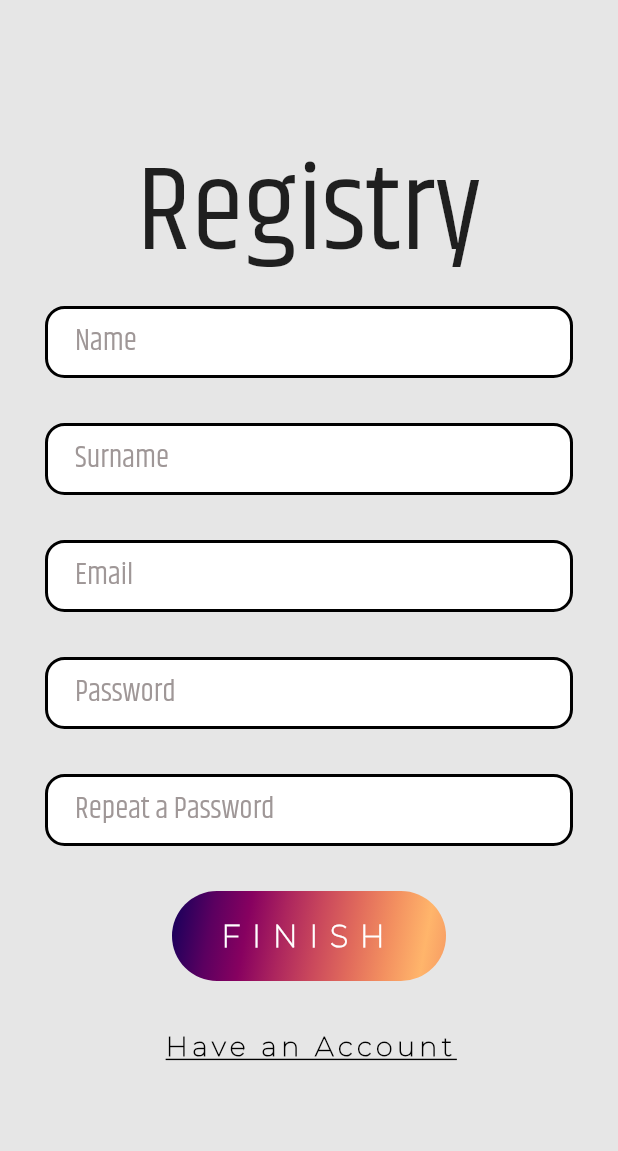
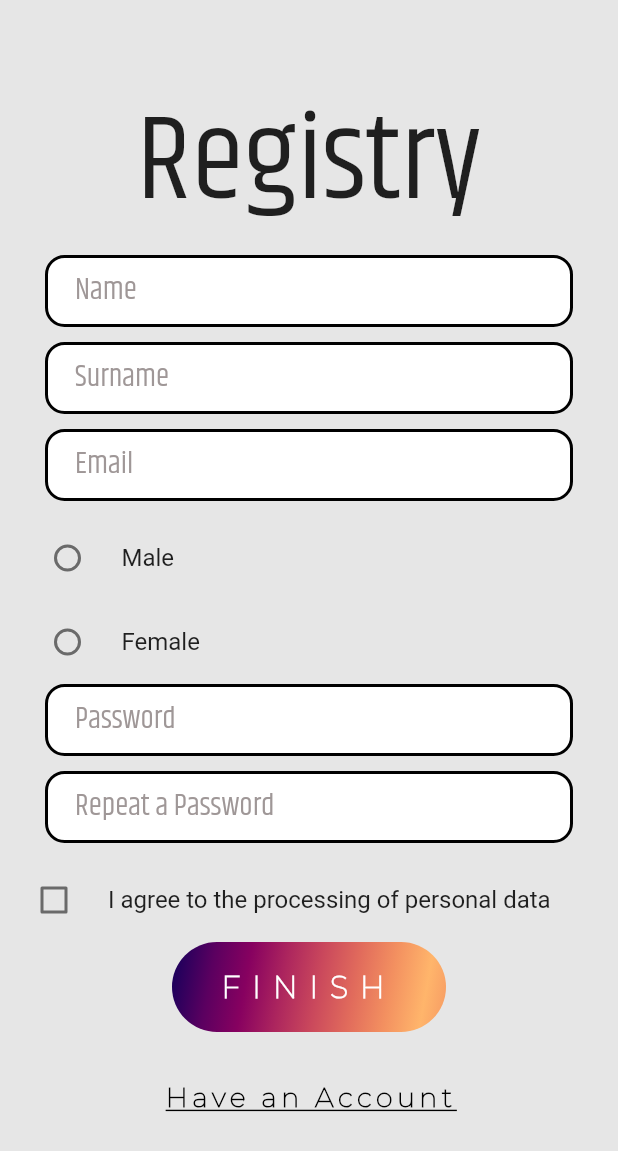
Before and after one commit to AlikKostandov/event-creater, a Flutter app: the screen it shows after launch, after a tap on "REGISTRY", on a phone screen of 412 x 824 dp. Shown: the top 1151 px of the screen. Run offline on Flutter 3.47's test engine with Material 2 defaults, Android fonts, the phone set to English and light mode, and no system bars.

Commit message:
@feature - create class StylizedField and add list of fields

```diff
--- a/lib/entities/stylized_field.dart
+++ b/lib/entities/stylized_field.dart
@@ -4,13 +4,11 @@ class StylizedField extends StatelessWidget {
   final String hintText;
   final bool isObscure;
 
-  StylizedField({required this.hintText, required this.isObscure});
+  const StylizedField({super.key, required this.hintText, required this.isObscure});
 
   @override
   Widget build(BuildContext context) {
-    return Container(
-      margin: const EdgeInsets.only(left: 30.0, right: 30.0, bottom: 30.0),
-      child: TextField(
+    return TextField(
         decoration: InputDecoration(
             hintText: hintText,
             hintStyle: const TextStyle(color: Color(0xFF9F9797)),
@@ -22,7 +20,7 @@ class StylizedField extends StatelessWidget {
               borderRadius: BorderRadius.circular(13.0),
             )),
         style: const TextStyle(fontSize: 20.0, fontFamily: 'Khand'),
-          obscureText: isObscure),
-    );
+        obscureText: isObscure
+      ,);
   }
 }
--- a/lib/main.dart
+++ b/lib/main.dart
@@ -6,6 +6,6 @@ void main() => runApp(MaterialApp(
     initialRoute: '/login',
     routes: {
       '/login': (context) => const Login(),
-      '/registry': (context) => Registry(),
+      '/registry': (context) => const Registry(),
     }
 ));
--- a/lib/pages/login_page.dart
+++ b/lib/pages/login_page.dart
@@ -22,8 +22,17 @@ class _LoginState extends State<Login> {
                   fontFamily: 'Khand',
                   fontSize: 80.0,
                 )),
-            StylizedField(hintText: 'Phone or Email', isObscure: false),
-            StylizedField(hintText: 'Password', isObscure: true),
+            Container(
+                margin: const EdgeInsets.only(
+                    left: 30.0, right: 30.0, bottom: 30.0),
+                child: const StylizedField(
+                    hintText: 'Phone or Email', isObscure: false)),
+
+            Container(
+                margin: const EdgeInsets.only(
+                    left: 30.0, right: 30.0, bottom: 30.0),
+                child: const StylizedField(hintText: 'Password', isObscure: true
+                )),
             Container(
               decoration: BoxDecoration(
                 borderRadius: BorderRadius.circular(50.0),
--- a/lib/pages/registry_page.dart
+++ b/lib/pages/registry_page.dart
@@ -8,7 +8,18 @@ class Registry extends StatefulWidget {
   _RegistryState createState() => _RegistryState();
 }
 
+List<StylizedField> fields = [
+  const StylizedField(hintText: "Name", isObscure: false),
+  const StylizedField(hintText: "Surname", isObscure: false),
+  const StylizedField(hintText: "Email", isObscure: false),
+  const StylizedField(hintText: "Password", isObscure: true),
+  const StylizedField(hintText: "Repeat a Password", isObscure: true),
+];
+
 class _RegistryState extends State<Registry> {
+  String? gender;
+  bool isChecked = false;
+
   @override
   Widget build(BuildContext context) {
     return Scaffold(
@@ -22,11 +33,59 @@ class _RegistryState extends State<Registry> {
                   fontFamily: 'Khand',
                   fontSize: 80.0,
                 )),
-                        StylizedField(hintText: "Name", isObscure: false),
-                        StylizedField(hintText: "Surname", isObscure: false),
-                        StylizedField(hintText: "Email", isObscure: false),
-                        StylizedField(hintText: "Password", isObscure: true),
-                        StylizedField(hintText: "Repeat a Password", isObscure: true),
+            Column(
+              children: fields.map((field) =>
+              Container(
+                margin: const EdgeInsets.only(bottom: 10.0, left: 30.0, right: 30.0),
+                child: field,
+              )).toList().sublist(0, 3),
+            ),
+            Column(
+              children: <Widget>[
+                RadioListTile(
+                  activeColor: Colors.black,
+                  contentPadding: const EdgeInsets.only(left: 25),
+                  title: const Text("Male"),
+                  value: "male",
+                  groupValue: gender,
+                  onChanged: (value) {
+                    setState(() {
+                      gender = value.toString();
+                    });
+                  },
+                ),
+                RadioListTile(
+                  activeColor: Colors.black,
+                  contentPadding: const EdgeInsets.only(left: 25),
+                  title: const Text("Female"),
+                  value: "female",
+                  groupValue: gender,
+                  onChanged: (value) {
+                    setState(() {
+                      gender = value.toString();
+                    });
+                  },
+                ),
+              ],
+            ),
+            Column(
+              children: fields.map((field) =>
+                  Container(
+                    margin: const EdgeInsets.only(bottom: 10.0, left: 30.0, right: 30.0),
+                    child: field,
+                  )).toList().sublist(3, 5),
+            ),
+            CheckboxListTile(
+              title: const Text("I agree to the processing of personal data"),
+              value: isChecked,
+              onChanged: (newValue) {
+                setState(() {
+                  isChecked = true;
+                });
+              },
+              controlAffinity:
+                  ListTileControlAffinity.leading, //  <-- leading Checkbox
+            ),
             Container(
               decoration: BoxDecoration(
                 borderRadius: BorderRadius.circular(50.0),
```
Lines whose indentation alone changed are shown as unchanged.
